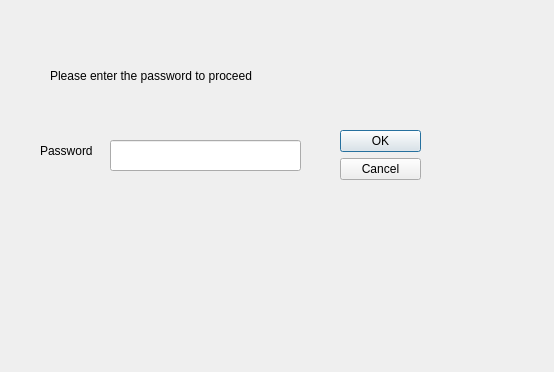
Capstone-RFID/Code, file ui/password_prompt.ui: the form before one commit.
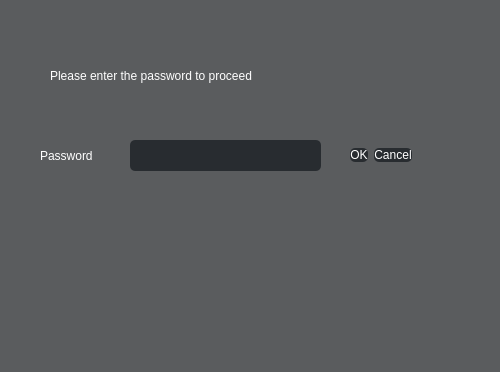
The form after the commit.

What changed in the file:
```diff
--- a/ui/password_prompt.ui
+++ b/ui/password_prompt.ui
@@ -6,33 +6,553 @@
    <rect>
     <x>0</x>
     <y>0</y>
-    <width>554</width>
+    <width>500</width>
     <height>372</height>
    </rect>
   </property>
+  <property name="palette">
+   <palette>
+    <active>
+     <colorrole role="WindowText">
+      <brush brushstyle="SolidPattern">
+       <color alpha="255">
+        <red>0</red>
+        <green>0</green>
+        <blue>0</blue>
+       </color>
+      </brush>
+     </colorrole>
+     <colorrole role="Button">
+      <brush brushstyle="SolidPattern">
+       <color alpha="255">
+        <red>90</red>
+        <green>92</green>
+        <blue>94</blue>
+       </color>
+      </brush>
+     </colorrole>
+     <colorrole role="Light">
+      <brush brushstyle="SolidPattern">
+       <color alpha="255">
+        <red>255</red>
+        <green>255</green>
+        <blue>255</blue>
+       </color>
+      </brush>
+     </colorrole>
+     <colorrole role="Midlight">
+      <brush brushstyle="SolidPattern">
+       <color alpha="255">
+        <red>227</red>
+        <green>227</green>
+        <blue>227</blue>
+       </color>
+      </brush>
+     </colorrole>
+     <colorrole role="Dark">
+      <brush brushstyle="SolidPattern">
+       <color alpha="255">
+        <red>160</red>
+        <green>160</green>
+        <blue>160</blue>
+       </color>
+      </brush>
+     </colorrole>
+     <colorrole role="Mid">
+      <brush brushstyle="SolidPattern">
+       <color alpha="255">
+        <red>160</red>
+        <green>160</green>
+        <blue>160</blue>
+       </color>
+      </brush>
+     </colorrole>
+     <colorrole role="Text">
+      <brush brushstyle="SolidPattern">
+       <color alpha="255">
+        <red>0</red>
+        <green>0</green>
+        <blue>0</blue>
+       </color>
+      </brush>
+     </colorrole>
+     <colorrole role="BrightText">
+      <brush brushstyle="SolidPattern">
+       <color alpha="255">
+        <red>255</red>
+        <green>255</green>
+        <blue>255</blue>
+       </color>
+      </brush>
+     </colorrole>
+     <colorrole role="ButtonText">
+      <brush brushstyle="SolidPattern">
+       <color alpha="255">
+        <red>0</red>
+        <green>0</green>
+        <blue>0</blue>
+       </color>
+      </brush>
+     </colorrole>
+     <colorrole role="Base">
+      <brush brushstyle="SolidPattern">
+       <color alpha="255">
+        <red>90</red>
+        <green>92</green>
+        <blue>94</blue>
+       </color>
+      </brush>
+     </colorrole>
+     <colorrole role="Window">
+      <brush brushstyle="SolidPattern">
+       <color alpha="255">
+        <red>90</red>
+        <green>92</green>
+        <blue>94</blue>
+       </color>
+      </brush>
+     </colorrole>
+     <colorrole role="Shadow">
+      <brush brushstyle="SolidPattern">
+       <color alpha="255">
+        <red>105</red>
+        <green>105</green>
+        <blue>105</blue>
+       </color>
+      </brush>
+     </colorrole>
+     <colorrole role="AlternateBase">
+      <brush brushstyle="SolidPattern">
+       <color alpha="255">
+        <red>45</red>
+        <green>46</green>
+        <blue>47</blue>
+       </color>
+      </brush>
+     </colorrole>
+     <colorrole role="ToolTipBase">
+      <brush brushstyle="SolidPattern">
+       <color alpha="255">
+        <red>255</red>
+        <green>255</green>
+        <blue>220</blue>
+       </color>
+      </brush>
+     </colorrole>
+     <colorrole role="ToolTipText">
+      <brush brushstyle="SolidPattern">
+       <color alpha="255">
+        <red>0</red>
+        <green>0</green>
+        <blue>0</blue>
+       </color>
+      </brush>
+     </colorrole>
+     <colorrole role="PlaceholderText">
+      <brush brushstyle="SolidPattern">
+       <color alpha="128">
+        <red>0</red>
+        <green>0</green>
+        <blue>0</blue>
+       </color>
+      </brush>
+     </colorrole>
+    </active>
+    <inactive>
+     <colorrole role="WindowText">
+      <brush brushstyle="SolidPattern">
+       <color alpha="255">
+        <red>0</red>
+        <green>0</green>
+        <blue>0</blue>
+       </color>
+      </brush>
+     </colorrole>
+     <colorrole role="Button">
+      <brush brushstyle="SolidPattern">
+       <color alpha="255">
+        <red>90</red>
+        <green>92</green>
+        <blue>94</blue>
+       </color>
+      </brush>
+     </colorrole>
+     <colorrole role="Light">
+      <brush brushstyle="SolidPattern">
+       <color alpha="255">
+        <red>255</red>
+        <green>255</green>
+        <blue>255</blue>
+       </color>
+      </brush>
+     </colorrole>
+     <colorrole role="Midlight">
+      <brush brushstyle="SolidPattern">
+       <color alpha="255">
+        <red>227</red>
+        <green>227</green>
+        <blue>227</blue>
+       </color>
+      </brush>
+     </colorrole>
+     <colorrole role="Dark">
+      <brush brushstyle="SolidPattern">
+       <color alpha="255">
+        <red>160</red>
+        <green>160</green>
+        <blue>160</blue>
+       </color>
+      </brush>
+     </colorrole>
+     <colorrole role="Mid">
+      <brush brushstyle="SolidPattern">
+       <color alpha="255">
+        <red>160</red>
+        <green>160</green>
+        <blue>160</blue>
+       </color>
+      </brush>
+     </colorrole>
+     <colorrole role="Text">
+      <brush brushstyle="SolidPattern">
+       <color alpha="255">
+        <red>0</red>
+        <green>0</green>
+        <blue>0</blue>
+       </color>
+      </brush>
+     </colorrole>
+     <colorrole role="BrightText">
+      <brush brushstyle="SolidPattern">
+       <color alpha="255">
+        <red>255</red>
+        <green>255</green>
+        <blue>255</blue>
+       </color>
+      </brush>
+     </colorrole>
+     <colorrole role="ButtonText">
+      <brush brushstyle="SolidPattern">
+       <color alpha="255">
+        <red>0</red>
+        <green>0</green>
+        <blue>0</blue>
+       </color>
+      </brush>
+     </colorrole>
+     <colorrole role="Base">
+      <brush brushstyle="SolidPattern">
+       <color alpha="255">
+        <red>90</red>
+        <green>92</green>
+        <blue>94</blue>
+       </color>
+      </brush>
+     </colorrole>
+     <colorrole role="Window">
+      <brush brushstyle="SolidPattern">
+       <color alpha="255">
+        <red>90</red>
+        <green>92</green>
+        <blue>94</blue>
+       </color>
+      </brush>
+     </colorrole>
+     <colorrole role="Shadow">
+      <brush brushstyle="SolidPattern">
+       <color alpha="255">
+        <red>105</red>
+        <green>105</green>
+        <blue>105</blue>
+       </color>
+      </brush>
+     </colorrole>
+     <colorrole role="AlternateBase">
+      <brush brushstyle="SolidPattern">
+       <color alpha="255">
+        <red>45</red>
+        <green>46</green>
+        <blue>47</blue>
+       </color>
+      </brush>
+     </colorrole>
+     <colorrole role="ToolTipBase">
+      <brush brushstyle="SolidPattern">
+       <color alpha="255">
+        <red>255</red>
+        <green>255</green>
+        <blue>220</blue>
+       </color>
+      </brush>
+     </colorrole>
+     <colorrole role="ToolTipText">
+      <brush brushstyle="SolidPattern">
+       <color alpha="255">
+        <red>0</red>
+        <green>0</green>
+        <blue>0</blue>
+       </color>
+      </brush>
+     </colorrole>
+     <colorrole role="PlaceholderText">
+      <brush brushstyle="SolidPattern">
+       <color alpha="128">
+        <red>0</red>
+        <green>0</green>
+        <blue>0</blue>
+       </color>
+      </brush>
+     </colorrole>
+    </inactive>
+    <disabled>
+     <colorrole role="WindowText">
+      <brush brushstyle="SolidPattern">
+       <color alpha="255">
+        <red>160</red>
+        <green>160</green>
+        <blue>160</blue>
+       </color>
+      </brush>
+     </colorrole>
+     <colorrole role="Button">
+      <brush brushstyle="SolidPattern">
+       <color alpha="255">
+        <red>90</red>
+        <green>92</green>
+        <blue>94</blue>
+       </color>
+      </brush>
+     </colorrole>
+     <colorrole role="Light">
+      <brush brushstyle="SolidPattern">
+       <color alpha="255">
+        <red>255</red>
+        <green>255</green>
+        <blue>255</blue>
+       </color>
+      </brush>
+     </colorrole>
+     <colorrole role="Midlight">
+      <brush brushstyle="SolidPattern">
+       <color alpha="255">
+        <red>227</red>
+        <green>227</green>
+        <blue>227</blue>
+       </color>
+      </brush>
+     </colorrole>
+     <colorrole role="Dark">
+      <brush brushstyle="SolidPattern">
+       <color alpha="255">
+        <red>160</red>
+        <green>160</green>
+        <blue>160</blue>
+       </color>
+      </brush>
+     </colorrole>
+     <colorrole role="Mid">
+      <brush brushstyle="SolidPattern">
+       <color alpha="255">
+        <red>160</red>
+        <green>160</green>
+        <blue>160</blue>
+       </color>
+      </brush>
+     </colorrole>
+     <colorrole role="Text">
+      <brush brushstyle="SolidPattern">
+       <color alpha="255">
+        <red>160</red>
+        <green>160</green>
+        <blue>160</blue>
+       </color>
+      </brush>
+     </colorrole>
+     <colorrole role="BrightText">
+      <brush brushstyle="SolidPattern">
+       <color alpha="255">
+        <red>255</red>
+        <green>255</green>
+        <blue>255</blue>
+       </color>
+      </brush>
+     </colorrole>
+     <colorrole role="ButtonText">
+      <brush brushstyle="SolidPattern">
+       <color alpha="255">
+        <red>160</red>
+        <green>160</green>
+        <blue>160</blue>
+       </color>
+      </brush>
+     </colorrole>
+     <colorrole role="Base">
+      <brush brushstyle="SolidPattern">
+       <color alpha="255">
+        <red>90</red>
+        <green>92</green>
+        <blue>94</blue>
+       </color>
+      </brush>
+     </colorrole>
+     <colorrole role="Window">
+      <brush brushstyle="SolidPattern">
+       <color alpha="255">
+        <red>90</red>
+        <green>92</green>
+        <blue>94</blue>
+       </color>
+      </brush>
+     </colorrole>
+     <colorrole role="Shadow">
+      <brush brushstyle="SolidPattern">
+       <color alpha="255">
+        <red>105</red>
+        <green>105</green>
+        <blue>105</blue>
+       </color>
+      </brush>
+     </colorrole>
+     <colorrole role="AlternateBase">
+      <brush brushstyle="SolidPattern">
+       <color alpha="255">
+        <red>90</red>
+        <green>92</green>
+        <blue>94</blue>
+       </color>
+      </brush>
+     </colorrole>
+     <colorrole role="ToolTipBase">
+      <brush brushstyle="SolidPattern">
+       <color alpha="255">
+        <red>255</red>
+        <green>255</green>
+        <blue>220</blue>
+       </color>
+      </brush>
+     </colorrole>
+     <colorrole role="ToolTipText">
+      <brush brushstyle="SolidPattern">
+       <color alpha="255">
+        <red>0</red>
+        <green>0</green>
+        <blue>0</blue>
+       </color>
+      </brush>
+     </colorrole>
+     <colorrole role="PlaceholderText">
+      <brush brushstyle="SolidPattern">
+       <color alpha="128">
+        <red>255</red>
+        <green>255</green>
+        <blue>255</blue>
+       </color>
+      </brush>
+     </colorrole>
+    </disabled>
+   </palette>
+  </property>
   <property name="windowTitle">
    <string>Dialog</string>
   </property>
+  <property name="styleSheet">
+   <string notr="true">QWidget#centralWidget{
+	background-color: #5a5c5e;
+}
+QWidget#Base{
+ color: #5a5c5e;
+}
+
+QLabel{
+	Font: 14pt &quot;Arial&quot;;
+	color: white;
+}
+
+QPushButton{
+	font: 14pt &quot;Arial&quot;;
+	color: white;
+	background-color: #282c30;
+	border-radius: 5px;
+}
+QPushButton::pressed{
+	background-color: #577590; 
+}
+QPushButton:hover:!pressed{
+	background-color: #739bbe; 
+}
+QToolButton{
+	font: 14pt &quot;Arial&quot;;
+	color: white;
+	background-color: #282c30;
+	border-radius: 5px;
+}
+QToolButton::pressed{
+	background-color: #577590; 
+}
+QToolButton:hover:!pressed{
+	background-color: #739bbe; 
+}
+
+QLineEdit{
+	font: 14pt &quot;Arial&quot;;
+	background-color: #282c30;
+	border-radius: 5px;
+	color: white;
+	padding-left: 10;
+}
+
+QComboBox{
+	font: 14pt &quot;Arial&quot;;
+	color: white;
+	background-color: #282c30;
+	border-radius: 5px;
+	padding-left: 30px;
+}
+
+QComboBox::drop-down{
+	width: 25;
+}
+
+QMessageBox {
+	background-color: #0D1218;
+	Font: 14pt &quot;Arial&quot;;
+}
+QMessageBox QPushButton {
+	font: 14pt &quot;Arial&quot;;
+	color: white;
+	background-color: #1e2733    ;
+	border-radius: 5px;
+	height: 40;
+	width: 100;
+}
+</string>
+  </property>
   <widget class="QDialogButtonBox" name="buttonBox">
+   <property name="enabled">
+    <bool>true</bool>
+   </property>
    <property name="geometry">
     <rect>
-     <x>340</x>
+     <x>240</x>
      <y>130</y>
-     <width>81</width>
-     <height>241</height>
+     <width>281</width>
+     <height>51</height>
     </rect>
    </property>
    <property name="orientation">
-    <enum>Qt::Vertical</enum>
+    <enum>Qt::Horizontal</enum>
    </property>
    <property name="standardButtons">
     <set>QDialogButtonBox::Cancel|QDialogButtonBox::Ok</set>
    </property>
+   <property name="centerButtons">
+    <bool>true</bool>
+   </property>
   </widget>
   <widget class="QLineEdit" name="lineEdit">
    <property name="geometry">
     <rect>
-     <x>110</x>
+     <x>130</x>
      <y>140</y>
      <width>191</width>
      <height>31</height>
@@ -57,8 +577,8 @@
     <rect>
      <x>40</x>
      <y>140</y>
-     <width>61</width>
-     <height>21</height>
+     <width>91</width>
+     <height>31</height>
     </rect>
    </property>
    <property name="text">
```
